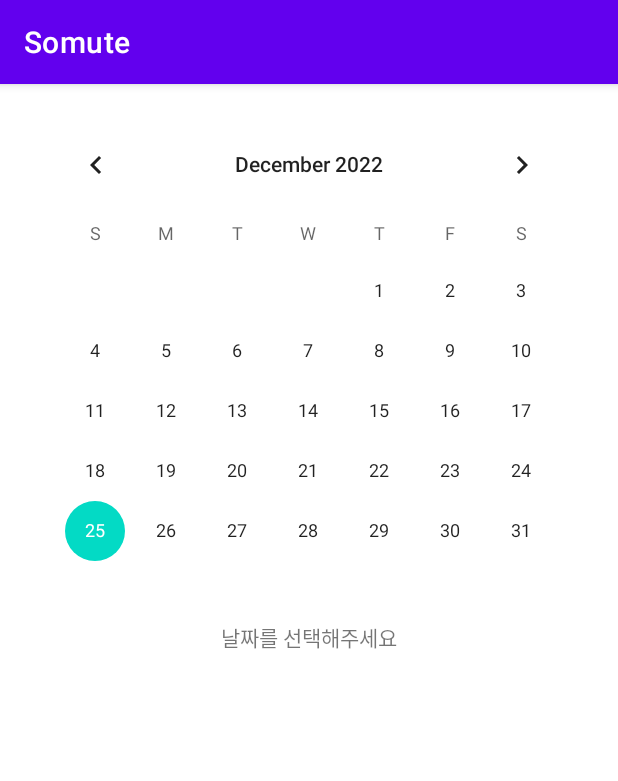
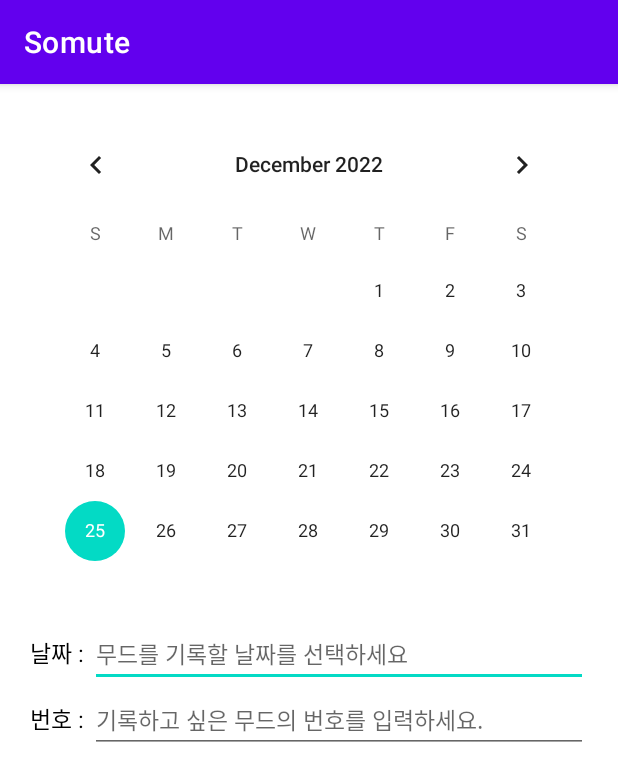
Before and after one commit to StrongCatWill/Somute, an Android app: the MoodTracker screen opened directly, with no data from a screen before it, on a phone screen of 412 x 824 dp. Shown: the top 781 px of the screen. Run offline under Robolectric (Android 15) with nearby library versions, the phone set to English and light mode, and no system bars.

Commit message:
Second - 221225 14:54 : 선택한 날짜 값 받아오기 성공 -> 무드 생성, 소리 기능 구현 예정

```diff
--- a/app/src/main/java/com/mobile/somute/MainActivity.java
+++ b/app/src/main/java/com/mobile/somute/MainActivity.java
@@ -34,7 +34,7 @@ public class MainActivity extends AppCompatActivity {
             }
         });
 
-        // 다음 페이지로 이동하는 버튼 만들기.
+        // 다음 페이지로 이동하는 버튼 만들기
         btn_toMoodTracker = (Button) findViewById(R.id.btn_toMoodTracker);
         btn_toMoodTracker.setOnClickListener(new View.OnClickListener(){
             @Override
@@ -50,9 +50,9 @@ public class MainActivity extends AppCompatActivity {
         btn_shutDownAll.setOnClickListener(new View.OnClickListener() {
             @Override
             public void onClick(View v) {
-                AlertDialog.Builder builder_btnShutDown = new AlertDialog.Builder(MainActivity.this);
-                builder_btnShutDown.setMessage("정말로 종료하시겠습니까? \n저장된 데이터가 유실될 수 있습니다.");
-                builder_btnShutDown.setTitle("종료 알림창").setCancelable(false).setPositiveButton("예", new DialogInterface.OnClickListener() {
+                AlertDialog.Builder builder_shutDownAll = new AlertDialog.Builder(MainActivity.this);
+                builder_shutDownAll.setMessage("정말로 종료하시겠습니까? \n저장된 데이터가 유실될 수 있습니다.");
+                builder_shutDownAll.setTitle("종료 알림창").setCancelable(false).setPositiveButton("예", new DialogInterface.OnClickListener() {
                             @Override
                             public void onClick(DialogInterface dialog, int i) {
                                 finish();
@@ -64,7 +64,7 @@ public class MainActivity extends AppCompatActivity {
                                 dialog.cancel();
                             }
                         });
-                AlertDialog alertDialog = builder_btnShutDown.create();
+                AlertDialog alertDialog = builder_shutDownAll.create();
                 alertDialog.setTitle("종료 알림창");
                 alertDialog.show();
             }
--- a/app/src/main/java/com/mobile/somute/MoodTracker.java
+++ b/app/src/main/java/com/mobile/somute/MoodTracker.java
@@ -4,12 +4,12 @@ import androidx.annotation.NonNull;
 import androidx.appcompat.app.AppCompatActivity;
 import android.os.Bundle;
 import android.widget.CalendarView;
-import android.widget.TextView;
+import android.widget.EditText;
 
 public class MoodTracker extends AppCompatActivity {
 
     CalendarView calView;
-    TextView t_text;
+    EditText et_date, et_soundNum;
 
     @Override
     protected void onCreate(Bundle savedInstanceState) {
@@ -17,12 +17,13 @@ public class MoodTracker extends AppCompatActivity {
         setContentView(R.layout.activity_mood_tracker);
 
         calView = findViewById(R.id.calView);
-        t_text = findViewById(R.id.t_text);
+        et_date = findViewById(R.id.et_date);
 
         calView.setOnDateChangeListener(new CalendarView.OnDateChangeListener() {
             @Override
             public void onSelectedDayChange(@NonNull CalendarView view, int year, int month, int dayOfMonth) {
-                t_text.setText(year + "년 " + (month + 1) + "월 " + dayOfMonth + "일");
+                int pyear = year;
+                et_date.setText(year + "년 " + (month+1) + "월 " + dayOfMonth + "일");
             }
         });
 
--- a/app/src/main/res/layout/activity_mood_tracker.xml
+++ b/app/src/main/res/layout/activity_mood_tracker.xml
@@ -13,11 +13,49 @@
         android:layout_width="match_parent"
         android:layout_height="wrap_content" />
 
-    <TextView
-        android:id="@+id/t_text"
+    <LinearLayout
         android:layout_width="match_parent"
         android:layout_height="wrap_content"
-        android:text="날짜를 선택해주세요"
-        android:gravity="center"/>
+        android:orientation="horizontal">
+
+        <TextView
+            android:layout_width="wrap_content"
+            android:layout_height="wrap_content"
+            android:text="날짜 : "
+            android:textSize="15sp"
+            android:textColor="@color/black"/>
+        <EditText
+            android:id="@+id/et_date"
+            android:layout_width="0dp"
+            android:layout_height="wrap_content"
+            android:layout_weight="1"
+            android:hint="무드를 기록할 날짜를 선택하세요"
+            android:editable="false"
+            android:textSize="15sp"
+            android:textColor="@color/black"/>
+
+    </LinearLayout>
+
+    <LinearLayout
+        android:layout_width="match_parent"
+        android:layout_height="wrap_content"
+        android:orientation="horizontal">
+
+        <TextView
+            android:layout_width="wrap_content"
+            android:layout_height="wrap_content"
+            android:text="번호 : "
+            android:textSize="15sp"
+            android:textColor="@color/black"/>
+        <EditText
+            android:id="@+id/et_soundNum"
+            android:layout_width="0dp"
+            android:layout_height="wrap_content"
+            android:layout_weight="1"
+            android:hint="기록하고 싶은 무드의 번호를 입력하세요."
+            android:textSize="15sp"
+            android:textColor="@color/black"/>
+
+    </LinearLayout>
 
 </LinearLayout>
```
